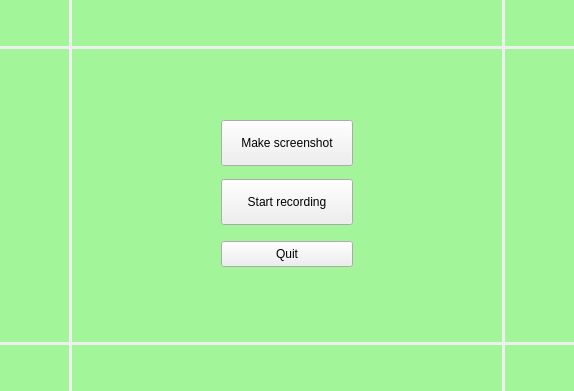
First picture: the form in ui/main.ui, repository warvariuc/viewshow, before the edit.
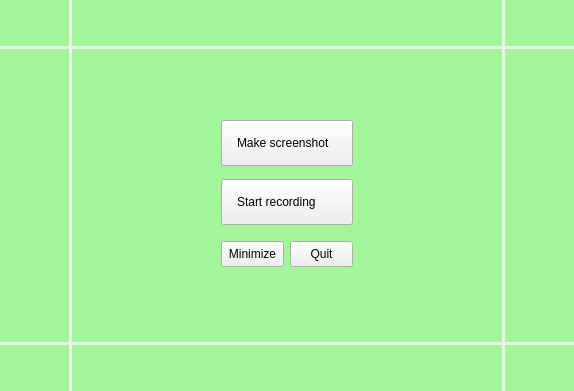
Second picture: the form after the edit. Icons and pictures are not drawn.

Commit message: Added `Minimize` button

```diff
--- a/ui/main.ui
+++ b/ui/main.ui
@@ -232,7 +232,7 @@
       <string>Double-click to maximize/restore</string>
      </property>
      <layout class="QGridLayout" name="gridLayout_2">
-      <item row="0" column="1">
+      <item row="0" column="1" colspan="2">
        <spacer name="verticalSpacer">
         <property name="orientation">
          <enum>Qt::Vertical</enum>
@@ -245,7 +245,7 @@
         </property>
        </spacer>
       </item>
-      <item row="1" column="1">
+      <item row="1" column="1" colspan="2">
        <widget class="QPushButton" name="makeScreenshotButton">
         <property name="focusPolicy">
          <enum>Qt::NoFocus</enum>
@@ -256,6 +256,7 @@
         <property name="styleSheet">
          <string notr="true">.QPushButton {
 	padding: 15px;
+    text-align: left;
 }</string>
         </property>
         <property name="text">
@@ -286,7 +287,7 @@
         </property>
        </spacer>
       </item>
-      <item row="2" column="1">
+      <item row="2" column="1" colspan="2">
        <widget class="QPushButton" name="startRecordingButton">
         <property name="focusPolicy">
          <enum>Qt::NoFocus</enum>
@@ -297,6 +298,7 @@
         <property name="styleSheet">
          <string notr="true">.QPushButton {
 	padding: 15px;
+    text-align: left;
 }</string>
         </property>
         <property name="text">
@@ -314,7 +316,7 @@
         </property>
        </widget>
       </item>
-      <item row="2" column="2" rowspan="2">
+      <item row="2" column="3" rowspan="2">
        <spacer name="horizontalSpacer_2">
         <property name="orientation">
          <enum>Qt::Horizontal</enum>
@@ -328,6 +330,30 @@
        </spacer>
       </item>
       <item row="3" column="1">
+       <widget class="QPushButton" name="minimizeButton">
+        <property name="focusPolicy">
+         <enum>Qt::NoFocus</enum>
+        </property>
+        <property name="toolTip">
+         <string>Minimize</string>
+        </property>
+        <property name="styleSheet">
+         <string notr="true">.QPushButton {
+	padding: 5px;
+}</string>
+        </property>
+        <property name="text">
+         <string>Minimize</string>
+        </property>
+        <property name="iconSize">
+         <size>
+          <width>24</width>
+          <height>24</height>
+         </size>
+        </property>
+       </widget>
+      </item>
+      <item row="3" column="2">
        <widget class="QPushButton" name="quitButton">
         <property name="focusPolicy">
          <enum>Qt::NoFocus</enum>
@@ -345,13 +371,13 @@
         </property>
         <property name="iconSize">
          <size>
-          <width>32</width>
-          <height>32</height>
+          <width>24</width>
+          <height>24</height>
          </size>
         </property>
        </widget>
       </item>
-      <item row="4" column="1">
+      <item row="4" column="1" colspan="2">
        <spacer name="verticalSpacer_2">
         <property name="orientation">
          <enum>Qt::Vertical</enum>
```
Left out of the diff: 4 changed lines with no effect on the pictures. The commit also changes 3 other files.
